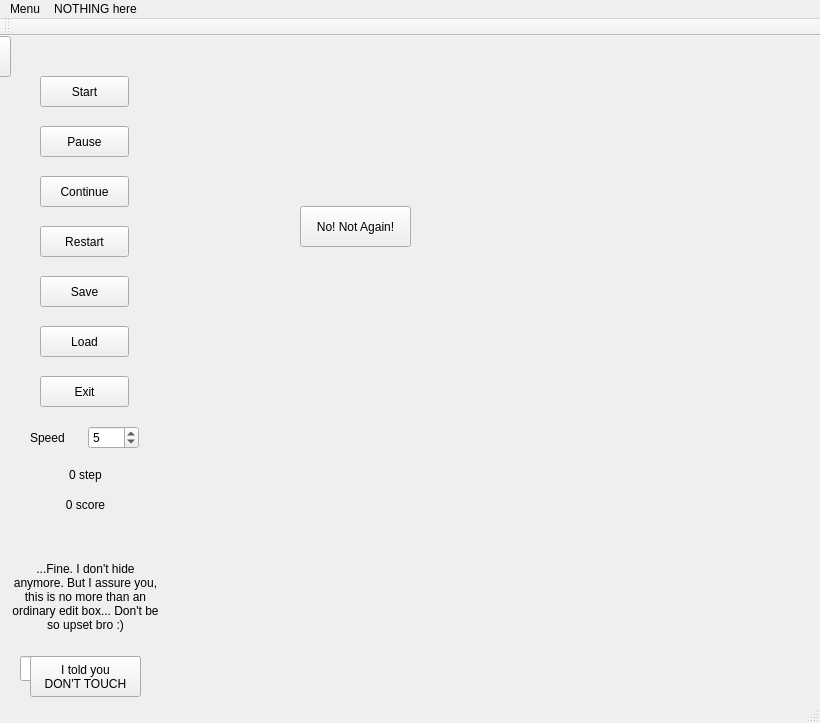
Old version of the form mainwindow.ui in the repository comradez/MySnake.
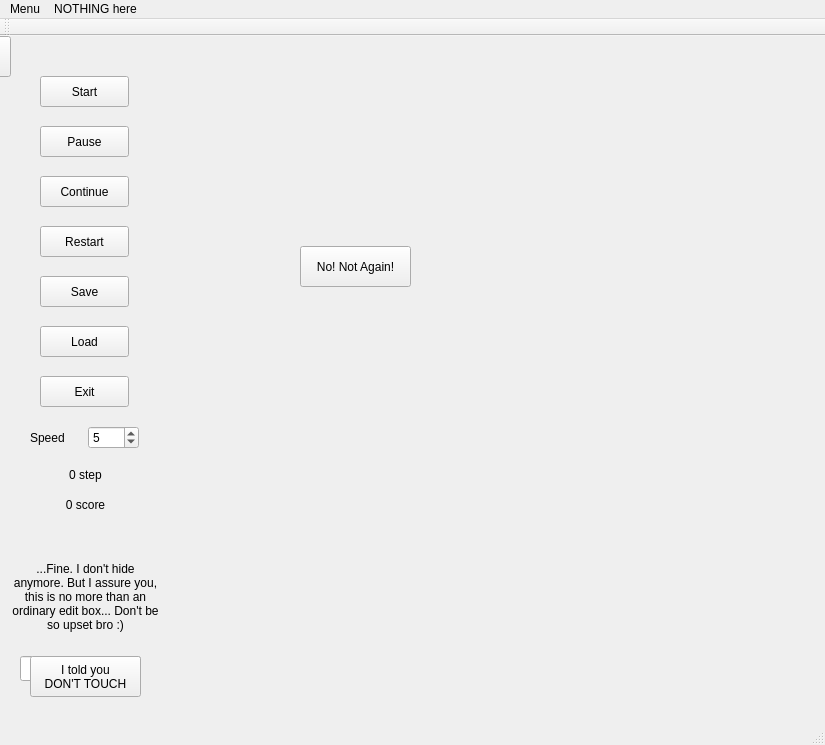
New version of the form.

```diff
--- a/mainwindow.ui
+++ b/mainwindow.ui
@@ -6,8 +6,8 @@
    <rect>
     <x>0</x>
     <y>0</y>
-    <width>820</width>
-    <height>723</height>
+    <width>825</width>
+    <height>745</height>
    </rect>
   </property>
   <property name="windowTitle">
@@ -96,7 +96,7 @@
     <property name="geometry">
      <rect>
       <x>170</x>
-      <y>40</y>
+      <y>60</y>
       <width>600</width>
       <height>600</height>
      </rect>
@@ -105,7 +105,7 @@
      <property name="geometry">
       <rect>
        <x>130</x>
-       <y>130</y>
+       <y>150</y>
        <width>111</width>
        <height>41</height>
       </rect>
@@ -249,7 +249,7 @@
     <rect>
      <x>0</x>
      <y>0</y>
-     <width>820</width>
+     <width>825</width>
      <height>28</height>
     </rect>
    </property>
```
